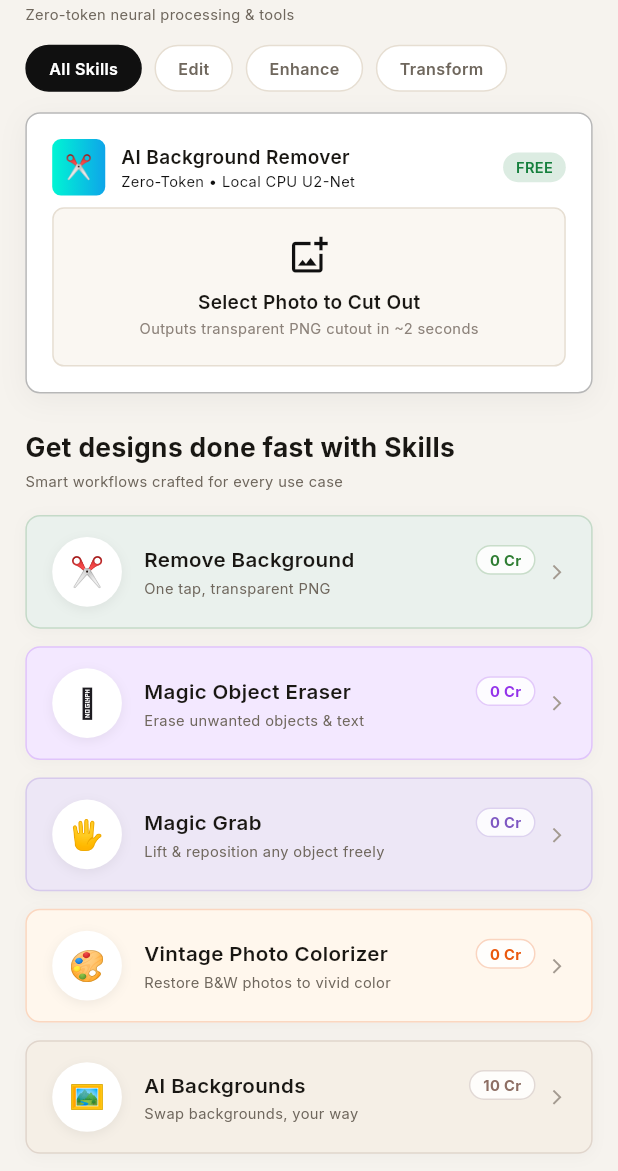
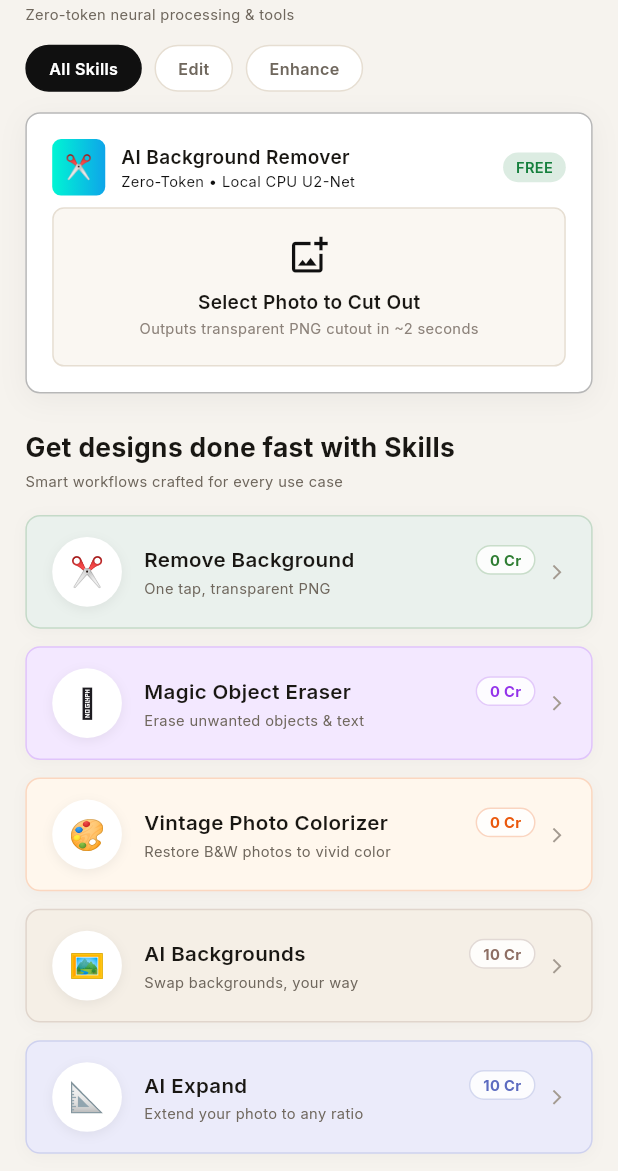
Before and after one commit to RitutoshAeologic/craftai_studio_mobile, a Flutter app: the AiToolsView screen opened directly, on a phone screen of 412 x 824 dp, the part 65-1236 px from its top. Run offline on Flutter 3.47's test engine with Material 3 defaults, Android fonts, the phone set to English and light mode, and no system bars; our stand-ins replace cached_network_image, connectivity_plus, dio, flutter_screenutil, get, google_fonts and 2 more; accounts and stored records are empty.

Commit message:
feat(tools): temporarily comment out magic grab, product detail, and marketing poster for phase 1

```diff
--- a/lib/features/tools/controllers/tools_controller.dart
+++ b/lib/features/tools/controllers/tools_controller.dart
@@ -73,18 +73,19 @@ class ToolsController extends GetxController {
       'accentColor': Color(0xFF9333EA),
       'category': 'Edit',
     },
-    {
-      'id': 'magic_grab',
-      'title': 'Magic Grab',
-      'desc': 'Lift & reposition any object freely',
-      'icon': '🖐️',
-      'badge': 'Canva & Pixel Parity',
-      'credits': '0 Cr',
-      'cost': 0.0,
-      'bgTint': Color(0xFFEDE7F6),
-      'accentColor': Color(0xFF7E57C2),
-      'category': 'Edit',
-    },
+    // [TEMPORARILY COMMENTED FOR PHASE 1]
+    // {
+    //   'id': 'magic_grab',
+    //   'title': 'Magic Grab',
+    //   'desc': 'Lift & reposition any object freely',
+    //   'icon': '🖐️',
+    //   'badge': 'Canva & Pixel Parity',
+    //   'credits': '0 Cr',
+    //   'cost': 0.0,
+    //   'bgTint': Color(0xFFEDE7F6),
+    //   'accentColor': Color(0xFF7E57C2),
+    //   'category': 'Edit',
+    // },
     {
       'id': 'photo_colorizer',
       'title': 'Vintage Photo Colorizer',
@@ -133,46 +134,47 @@ class ToolsController extends GetxController {
       'accentColor': Color(0xFF0288D1),
       'category': 'Enhance',
     },
-    {
-      'id': 'product_detail',
-      'title': 'Product Detail Images',
-      'desc': '1 photo, full listing image set',
-      'icon': '🛍️',
-      'badge': 'E-Commerce Set',
-      'credits': '10 Cr',
-      'cost': 10.0,
-      'bgTint': Color(0xFFEBF0F8),
-      'accentColor': Color(0xFF3949AB),
-      'category': 'Transform',
-    },
-    {
-      'id': 'product_pack',
-      'title': 'E-Commerce 4-Pack',
-      'desc': 'Amazon, Pedestal, Lifestyle & Story in 1 tap',
-      'icon': '📦',
-      'badge': 'Shopify & Amazon 4-in-1',
-      'credits': '10 Cr',
-      'cost': 10.0,
-      'bgTint': Color(0xFFE0F2F1),
-      'accentColor': Color(0xFF00897B),
-      'category': 'Transform',
-    },
-    {
-      'id': 'marketing_poster',
-      'title': 'Marketing Poster',
-      'desc': 'Promos · events · hiring — one line in',
-      'icon': '📢',
-      'badge': 'Commercial Copy',
-      'credits': '10 Cr',
-      'cost': 10.0,
-      'bgTint': Color(0xFFE5EEFB),
-      'accentColor': Color(0xFF1E88E5),
-      'category': 'Transform',
-    },
+    // [TEMPORARILY COMMENTED FOR PHASE 1: Product Details, E-Commerce 4-Pack & Marketing Poster]
+    // {
+    //   'id': 'product_detail',
+    //   'title': 'Product Detail Images',
+    //   'desc': '1 photo, full listing image set',
+    //   'icon': '🛍️',
+    //   'badge': 'E-Commerce Set',
+    //   'credits': '10 Cr',
+    //   'cost': 10.0,
+    //   'bgTint': Color(0xFFEBF0F8),
+    //   'accentColor': Color(0xFF3949AB),
+    //   'category': 'Transform',
+    // },
+    // {
+    //   'id': 'product_pack',
+    //   'title': 'E-Commerce 4-Pack',
+    //   'desc': 'Amazon, Pedestal, Lifestyle & Story in 1 tap',
+    //   'icon': '📦',
+    //   'badge': 'Shopify & Amazon 4-in-1',
+    //   'credits': '10 Cr',
+    //   'cost': 10.0,
+    //   'bgTint': Color(0xFFE0F2F1),
+    //   'accentColor': Color(0xFF00897B),
+    //   'category': 'Transform',
+    // },
+    // {
+    //   'id': 'marketing_poster',
+    //   'title': 'Marketing Poster',
+    //   'desc': 'Promos · events · hiring — one line in',
+    //   'icon': '📢',
+    //   'badge': 'Commercial Copy',
+    //   'credits': '10 Cr',
+    //   'cost': 10.0,
+    //   'bgTint': Color(0xFFE5EEFB),
+    //   'accentColor': Color(0xFF1E88E5),
+    //   'category': 'Transform',
+    // },
   ];
 
   /// Available categories
-  final List<String> categories = const ['all', 'Edit', 'Enhance', 'Transform'];
+  final List<String> categories = const ['all', 'Edit', 'Enhance'];
   final RxString selectedCategory = 'all'.obs;
 
   List<Map<String, dynamic>> get filteredTools {
--- a/lib/features/tools/views/ai_tools_view.dart
+++ b/lib/features/tools/views/ai_tools_view.dart
@@ -16,12 +16,12 @@ import '../controllers/tools_controller.dart';
 import '../../remix/views/remix_chat_view.dart';
 import '../widgets/ai_backgrounds_sheet.dart';
 import '../widgets/ai_expand_sheet.dart';
-import '../widgets/marketing_poster_sheet.dart';
-import '../widgets/product_detail_sheet.dart';
+// import '../widgets/marketing_poster_sheet.dart';
+// import '../widgets/product_detail_sheet.dart';
 import '../widgets/upscale_sheet.dart';
 import 'magic_object_eraser_view.dart';
 import 'photo_colorizer_view.dart';
-import 'magic_grab_view.dart';
+// import 'magic_grab_view.dart';
 
 class AiToolsView extends StatelessWidget {
   const AiToolsView({super.key});
@@ -495,9 +495,10 @@ class AiToolsView extends StatelessWidget {
           case 'magic_eraser':
             Get.to(() => const MagicObjectEraserView());
             break;
-          case 'magic_grab':
-            Get.to(() => const MagicGrabView());
-            break;
+          // [TEMPORARILY COMMENTED FOR PHASE 1]
+          // case 'magic_grab':
+          //   Get.to(() => const MagicGrabView());
+          //   break;
           case 'photo_colorizer':
             Get.to(() => const PhotoColorizerView());
             break;
@@ -513,15 +514,16 @@ class AiToolsView extends StatelessWidget {
           case 'upscaler':
             UpscaleSheet.show(context);
             break;
-          case 'product_detail':
-            ProductDetailSheet.show(context);
-            break;
-          case 'product_pack':
-            ProductDetailSheet.show(context, isPackMode: true);
-            break;
-          case 'marketing_poster':
-            MarketingPosterSheet.show(context);
-            break;
+          // [TEMPORARILY COMMENTED FOR PHASE 1: Product Detail, 4-Pack & Marketing Poster]
+          // case 'product_detail':
+          //   ProductDetailSheet.show(context);
+          //   break;
+          // case 'product_pack':
+          //   ProductDetailSheet.show(context, isPackMode: true);
+          //   break;
+          // case 'marketing_poster':
+          //   MarketingPosterSheet.show(context);
+          //   break;
           case 'remix_lab':
             _showRemixImageSourceSheet(context);
             break;
```
Also changed, not shown: 1 other file.
